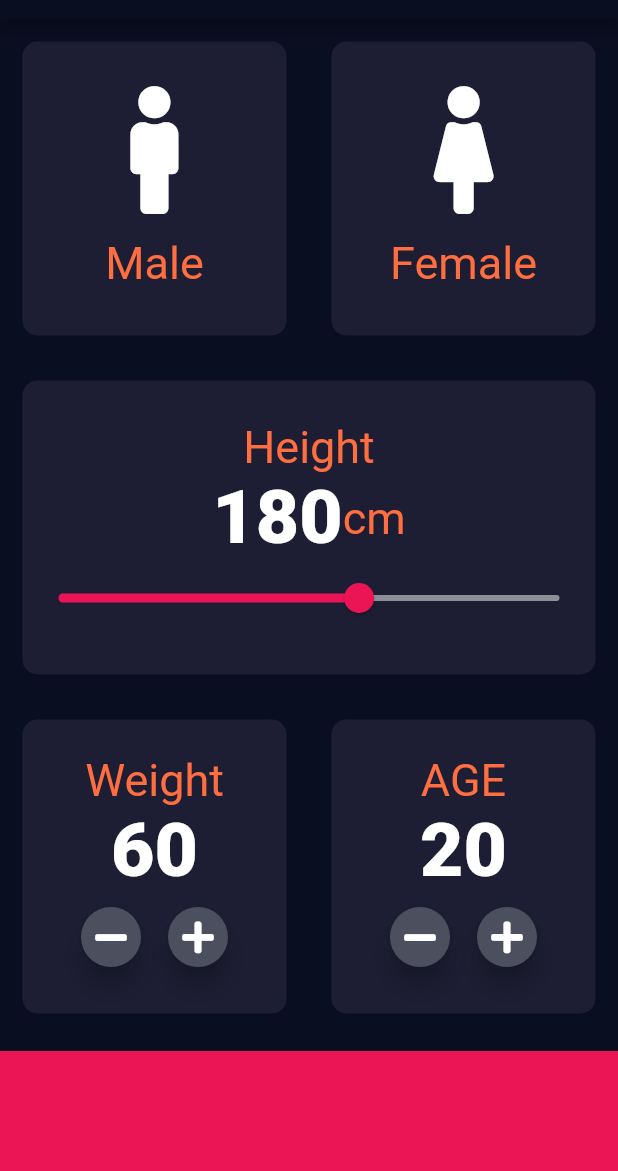
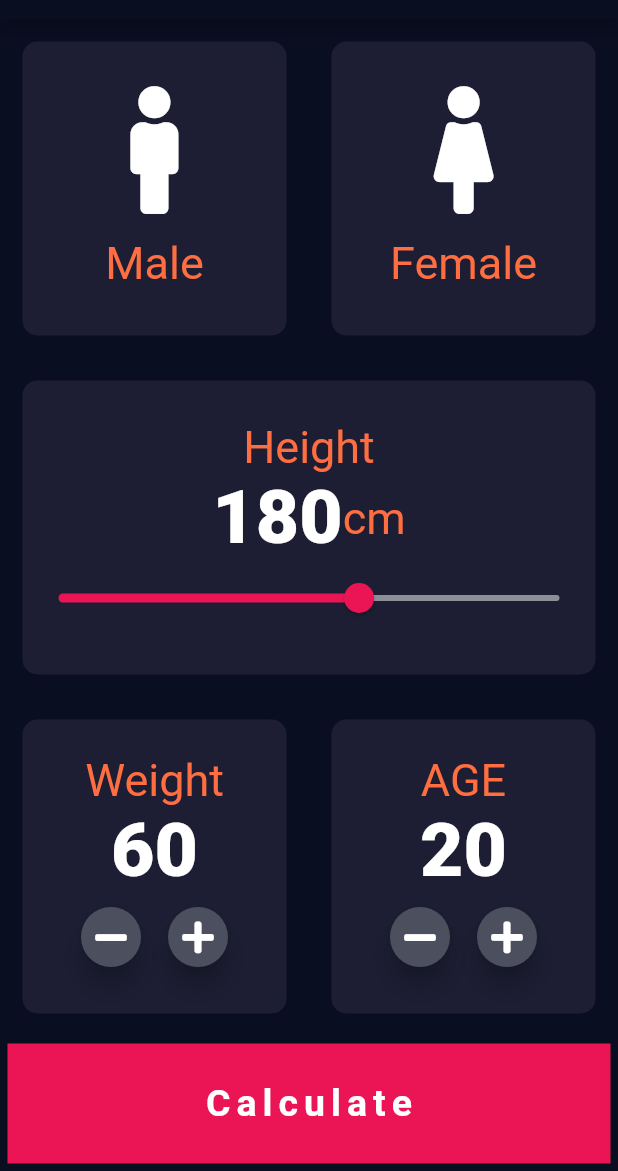
Before and after one commit to shakeebkhan66/bmi_calculator_app, a Flutter app: the screen it shows after launch, on a phone screen of 412 x 824 dp, the part 65-1236 px from its top. Run offline on Flutter 3.47's test engine with Material 2 defaults, Android fonts, the phone set to English and light mode, and no system bars; our stand-ins replace font_awesome_flutter.

```diff
--- a/lib/constantFile.dart
+++ b/lib/constantFile.dart
@@ -12,3 +12,9 @@ const laText = TextStyle(
   fontSize: 50.0,
   fontWeight: FontWeight.w900,
 );
+
+const sButton = TextStyle(
+  fontSize: 25.0,
+  fontWeight: FontWeight.bold,
+  letterSpacing: 4.0,
+);
--- a/lib/input_page.dart
+++ b/lib/input_page.dart
@@ -1,11 +1,11 @@
-import 'dart:ffi';
-
 import 'package:bmi_calculator_app/constantFile.dart';
+import 'package:flutter/cupertino.dart';
 import 'package:flutter/material.dart';
 import 'package:font_awesome_flutter/font_awesome_flutter.dart';
 import 'IconTextFile.dart';
 import 'ContainerFile.dart';
 import 'constantFile.dart';
+import 'ResultFile.dart';
 
 enum Gender {
   male,
@@ -43,6 +43,7 @@ class _InputPageState extends State<InputPage> {
       ),
       body: Column(
         crossAxisAlignment: CrossAxisAlignment.stretch,
+        mainAxisAlignment: MainAxisAlignment.center,
         children: <Widget>[
           Expanded(
             child: Row(
@@ -204,12 +205,25 @@ class _InputPageState extends State<InputPage> {
               ],
             ),
           ),
-          Container(
-            color: Color(0xFFEB1555),
-            margin: EdgeInsets.only(top: 10.0),
-            width: double.infinity,
-            height: 80.0,
-          )
+          // ToDo use GestureDetector and Navigator Widget to go on another Screen
+          GestureDetector(
+            onTap: () {
+              Navigator.push(context,
+                  MaterialPageRoute(builder: (context) => ResultScreen()));
+            },
+            child: Container(
+              child: Center(
+                child: Text(
+                  'Calculate',
+                  style: sButton,
+                ),
+              ),
+              color: Color(0xFFEB1555),
+              margin: EdgeInsets.symmetric(horizontal: 5.0, vertical: 5.0),
+              width: double.infinity,
+              height: 80.0,
+            ),
+          ),
         ],
       ),
     );
```
Also changed, not shown: lib/ResultFile.dart (added, +13 -0 lines).
